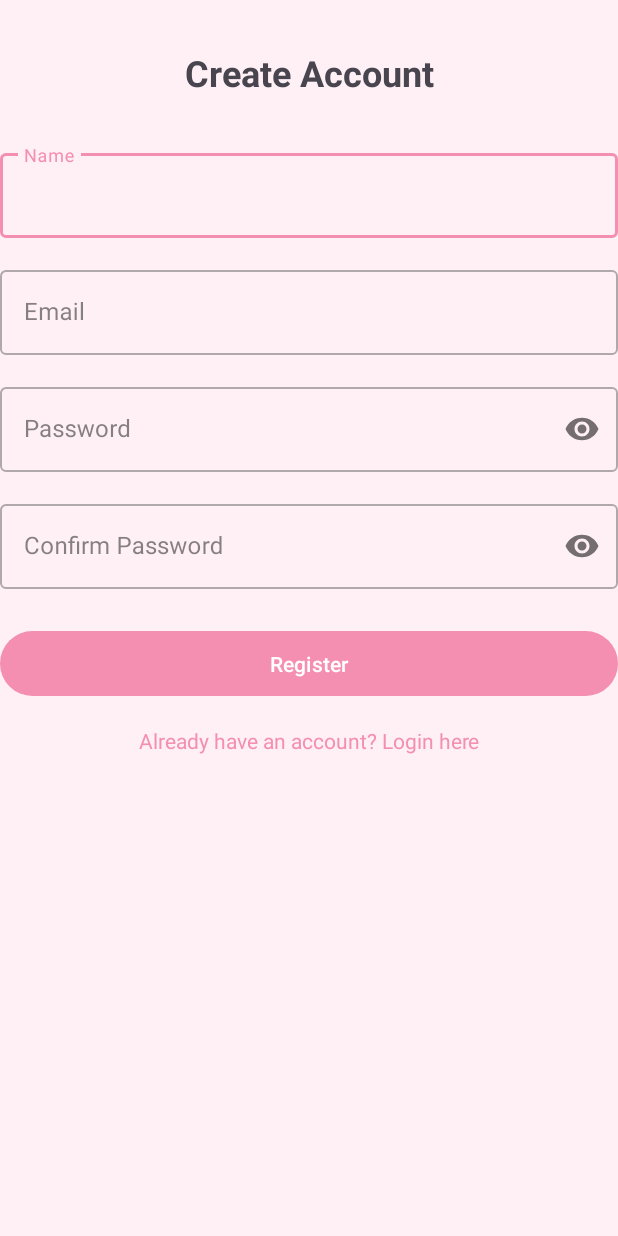
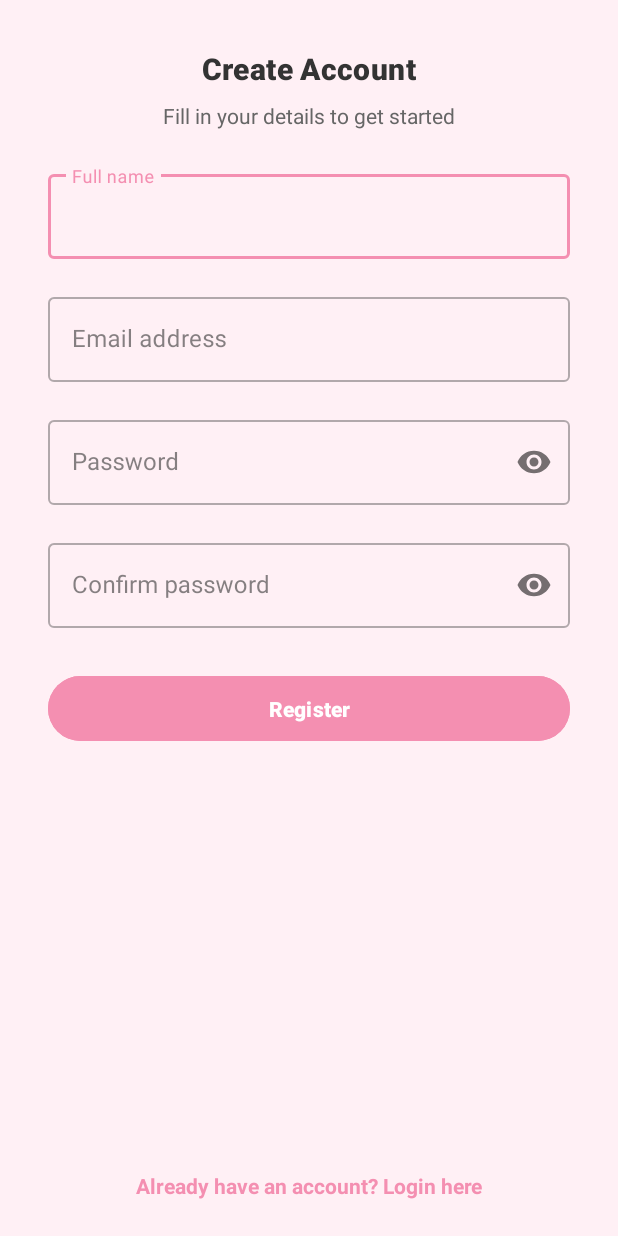
Before and after one commit to dania4frina/MizrahBeauty, an Android app: the RegisterActivity screen opened directly, with no data from a screen before it, on a phone screen of 412 x 824 dp. Run offline under Robolectric (Android 15) with nearby library versions, the phone set to English and light mode, and no system bars.

Commit message:
dien fix register form ui

```diff
--- a/app/src/main/res/layout/activity_login.xml
+++ b/app/src/main/res/layout/activity_login.xml
@@ -29,26 +29,31 @@
 
     <com.google.android.material.textfield.TextInputLayout
         android:id="@+id/emailLayout"
-        android:layout_width="match_parent"
+        android:layout_width="0dp"
         android:layout_height="wrap_content"
         android:layout_marginTop="32dp"
         android:layout_marginStart="16dp"
         android:layout_marginEnd="16dp"
         android:hint="Email"
         style="@style/Widget.MaterialComponents.TextInputLayout.OutlinedBox"
+        app:layout_constraintStart_toStartOf="parent"
+        app:layout_constraintEnd_toEndOf="parent"
         app:layout_constraintTop_toBottomOf="@id/appTitle">
 
         <com.google.android.material.textfield.TextInputEditText
             android:id="@+id/emailEditText"
             android:layout_width="match_parent"
             android:layout_height="wrap_content"
+            android:focusable="true"
+            android:focusableInTouchMode="true"
+            android:clickable="true"
             android:inputType="textEmailAddress" />
 
     </com.google.android.material.textfield.TextInputLayout>
 
     <com.google.android.material.textfield.TextInputLayout
         android:id="@+id/passwordLayout"
-        android:layout_width="match_parent"
+        android:layout_width="0dp"
         android:layout_height="wrap_content"
         android:layout_marginTop="16dp"
         android:layout_marginStart="16dp"
@@ -56,12 +61,17 @@
         android:hint="Password"
         app:passwordToggleEnabled="true"
         style="@style/Widget.MaterialComponents.TextInputLayout.OutlinedBox"
+        app:layout_constraintStart_toStartOf="parent"
+        app:layout_constraintEnd_toEndOf="parent"
         app:layout_constraintTop_toBottomOf="@id/emailLayout">
 
         <com.google.android.material.textfield.TextInputEditText
             android:id="@+id/passwordEditText"
             android:layout_width="match_parent"
             android:layout_height="wrap_content"
+            android:focusable="true"
+            android:focusableInTouchMode="true"
+            android:clickable="true"
             android:inputType="textPassword" />
 
     </com.google.android.material.textfield.TextInputLayout>
@@ -75,29 +85,32 @@
         android:text="Forgot password?"
         android:textColor="?attr/colorPrimary"
         android:textStyle="bold"
+        app:layout_constraintEnd_toEndOf="parent"
         app:layout_constraintStart_toStartOf="parent"
         app:layout_constraintTop_toBottomOf="@id/passwordLayout" />
 
     <com.google.android.material.button.MaterialButton
         android:id="@+id/loginButton"
-        app:layout_constraintTop_toBottomOf="@id/forgotPasswordText"
-        android:layout_width="match_parent"
+        android:layout_width="0dp"
         android:layout_height="wrap_content"
         android:layout_marginTop="24dp"
         android:layout_marginStart="16dp"
         android:layout_marginEnd="16dp"
         android:padding="12dp"
-        android:text="Login" />
+        android:text="Login"
+        app:layout_constraintEnd_toEndOf="parent"
+        app:layout_constraintStart_toStartOf="parent"
+        app:layout_constraintTop_toBottomOf="@id/forgotPasswordText" />
 
     <TextView
         android:id="@+id/registerPrompt"
-        app:layout_constraintEnd_toEndOf="parent"
-        app:layout_constraintStart_toStartOf="parent"
-        app:layout_constraintTop_toBottomOf="@id/loginButton"
         android:layout_width="wrap_content"
         android:layout_height="wrap_content"
         android:layout_marginTop="16dp"
         android:text="Don't have an account? Register here"
-        android:textColor="?attr/colorPrimary" />
+        android:textColor="?attr/colorPrimary"
+        app:layout_constraintEnd_toEndOf="parent"
+        app:layout_constraintStart_toStartOf="parent"
+        app:layout_constraintTop_toBottomOf="@id/loginButton" />
 
 </androidx.constraintlayout.widget.ConstraintLayout>
--- a/app/src/main/res/layout/activity_register2.xml
+++ b/app/src/main/res/layout/activity_register2.xml
@@ -5,6 +5,7 @@
     android:id="@+id/main"
     android:layout_width="match_parent"
     android:layout_height="match_parent"
+    android:paddingBottom="24dp"
     tools:context=".RegisterActivity">
 
     <TextView
@@ -13,100 +14,169 @@
         android:layout_height="wrap_content"
         android:layout_marginTop="32dp"
         android:text="Create Account"
-        android:textSize="24sp"
+        android:textAppearance="@style/TextAppearance.MaterialComponents.Headline6"
+        android:textColor="@color/text_primary"
         android:textStyle="bold"
         app:layout_constraintEnd_toEndOf="parent"
         app:layout_constraintStart_toStartOf="parent"
         app:layout_constraintTop_toTopOf="parent" />
 
+    <TextView
+        android:id="@+id/registerSubtitle"
+        android:layout_width="wrap_content"
+        android:layout_height="wrap_content"
+        android:layout_marginTop="8dp"
+        android:text="Fill in your details to get started"
+        android:textAlignment="center"
+        android:textColor="@color/text_secondary"
+        android:textSize="14sp"
+        app:layout_constraintEnd_toEndOf="parent"
+        app:layout_constraintStart_toStartOf="parent"
+        app:layout_constraintTop_toBottomOf="@id/registerTitle" />
+
+    <androidx.core.widget.NestedScrollView
+        android:id="@+id/registerScroll"
+        android:layout_width="0dp"
+        android:layout_height="0dp"
+        android:layout_marginTop="24dp"
+        android:layout_marginBottom="16dp"
+        android:fillViewport="true"
+        app:layout_constraintBottom_toTopOf="@id/loginPrompt"
+        app:layout_constraintEnd_toEndOf="parent"
+        app:layout_constraintStart_toStartOf="parent"
+        app:layout_constraintTop_toBottomOf="@id/registerSubtitle">
+
+        <androidx.constraintlayout.widget.ConstraintLayout
+            android:id="@+id/registerForm"
+            android:layout_width="match_parent"
+            android:layout_height="wrap_content"
+            android:paddingBottom="8dp">
+
             <com.google.android.material.textfield.TextInputLayout
                 android:id="@+id/nameLayout"
-        android:layout_width="match_parent"
+                android:layout_width="0dp"
                 android:layout_height="wrap_content"
-        android:layout_marginTop="32dp"
-        android:hint="Name"
+                android:layout_marginStart="32dp"
+                android:layout_marginEnd="32dp"
+                android:hint="Full name"
+                android:textAlignment="viewStart"
                 style="@style/Widget.MaterialComponents.TextInputLayout.OutlinedBox"
-        app:layout_constraintTop_toBottomOf="@id/registerTitle">
+                app:layout_constraintEnd_toEndOf="parent"
+                app:layout_constraintStart_toStartOf="parent"
+                app:layout_constraintTop_toTopOf="parent">
 
                 <com.google.android.material.textfield.TextInputEditText
                     android:id="@+id/nameEditText"
                     android:layout_width="match_parent"
                     android:layout_height="wrap_content"
-            android:inputType="textPersonName" />
+                    android:inputType="textPersonName"
+                    android:maxLines="1" />
 
             </com.google.android.material.textfield.TextInputLayout>
 
             <com.google.android.material.textfield.TextInputLayout
                 android:id="@+id/emailLayout"
-        android:layout_width="match_parent"
+                android:layout_width="0dp"
                 android:layout_height="wrap_content"
-        android:layout_marginTop="16dp"
-        android:hint="Email"
+                android:layout_marginStart="32dp"
+                android:layout_marginTop="20dp"
+                android:layout_marginEnd="32dp"
+                android:hint="Email address"
                 style="@style/Widget.MaterialComponents.TextInputLayout.OutlinedBox"
+                app:layout_constraintEnd_toEndOf="parent"
+                app:layout_constraintStart_toStartOf="parent"
                 app:layout_constraintTop_toBottomOf="@id/nameLayout">
 
                 <com.google.android.material.textfield.TextInputEditText
                     android:id="@+id/emailEditText"
                     android:layout_width="match_parent"
                     android:layout_height="wrap_content"
-            android:inputType="textEmailAddress" />
+                    android:inputType="textEmailAddress"
+                    android:maxLines="1" />
 
             </com.google.android.material.textfield.TextInputLayout>
 
             <com.google.android.material.textfield.TextInputLayout
                 android:id="@+id/passwordLayout"
-        android:layout_width="match_parent"
+                android:layout_width="0dp"
                 android:layout_height="wrap_content"
-        android:layout_marginTop="16dp"
+                android:layout_marginStart="32dp"
+                android:layout_marginTop="20dp"
+                android:layout_marginEnd="32dp"
                 android:hint="Password"
                 app:passwordToggleEnabled="true"
                 style="@style/Widget.MaterialComponents.TextInputLayout.OutlinedBox"
+                app:layout_constraintEnd_toEndOf="parent"
+                app:layout_constraintStart_toStartOf="parent"
                 app:layout_constraintTop_toBottomOf="@id/emailLayout">
 
                 <com.google.android.material.textfield.TextInputEditText
                     android:id="@+id/passwordEditText"
                     android:layout_width="match_parent"
                     android:layout_height="wrap_content"
-            android:inputType="textPassword" />
+                    android:inputType="textPassword"
+                    android:maxLines="1" />
 
             </com.google.android.material.textfield.TextInputLayout>
 
             <com.google.android.material.textfield.TextInputLayout
                 android:id="@+id/confirmPasswordLayout"
-        android:layout_width="match_parent"
+                android:layout_width="0dp"
                 android:layout_height="wrap_content"
-        android:layout_marginTop="16dp"
-        android:hint="Confirm Password"
+                android:layout_marginStart="32dp"
+                android:layout_marginTop="20dp"
+                android:layout_marginEnd="32dp"
+                android:hint="Confirm password"
                 app:passwordToggleEnabled="true"
                 style="@style/Widget.MaterialComponents.TextInputLayout.OutlinedBox"
+                app:layout_constraintEnd_toEndOf="parent"
+                app:layout_constraintStart_toStartOf="parent"
                 app:layout_constraintTop_toBottomOf="@id/passwordLayout">
 
                 <com.google.android.material.textfield.TextInputEditText
                     android:id="@+id/confirmPasswordEditText"
                     android:layout_width="match_parent"
                     android:layout_height="wrap_content"
-            android:inputType="textPassword" />
+                    android:inputType="textPassword"
+                    android:maxLines="1" />
 
             </com.google.android.material.textfield.TextInputLayout>
 
             <com.google.android.material.button.MaterialButton
                 android:id="@+id/registerButton"
-        android:layout_width="match_parent"
+                android:layout_width="0dp"
                 android:layout_height="wrap_content"
-        android:layout_marginTop="24dp"
-        android:padding="12dp"
+                android:layout_marginStart="32dp"
+                android:layout_marginTop="28dp"
+                android:layout_marginEnd="32dp"
+                android:paddingVertical="12dp"
                 android:text="Register"
+                android:textAllCaps="false"
+                android:textStyle="bold"
+                android:backgroundTint="?attr/colorPrimary"
+                app:cornerRadius="24dp"
+                app:iconPadding="0dp"
+                app:iconTint="@color/white"
+                app:rippleColor="@color/primary_pink_light"
+                app:layout_constraintEnd_toEndOf="parent"
+                app:layout_constraintStart_toStartOf="parent"
                 app:layout_constraintTop_toBottomOf="@id/confirmPasswordLayout" />
+
+        </androidx.constraintlayout.widget.ConstraintLayout>
+
+    </androidx.core.widget.NestedScrollView>
 
     <TextView
         android:id="@+id/loginPrompt"
         android:layout_width="wrap_content"
         android:layout_height="wrap_content"
-        android:layout_marginTop="16dp"
         android:text="Already have an account? Login here"
+        android:textAlignment="center"
         android:textColor="?attr/colorPrimary"
+        android:textSize="14sp"
+        android:textStyle="bold"
+        app:layout_constraintBottom_toBottomOf="parent"
         app:layout_constraintEnd_toEndOf="parent"
-        app:layout_constraintStart_toStartOf="parent"
-        app:layout_constraintTop_toBottomOf="@id/registerButton" />
+        app:layout_constraintStart_toStartOf="parent" />
 
 </androidx.constraintlayout.widget.ConstraintLayout>
```
Also changed, not shown: 1 other file. Lines whose indentation alone changed are shown as unchanged.
